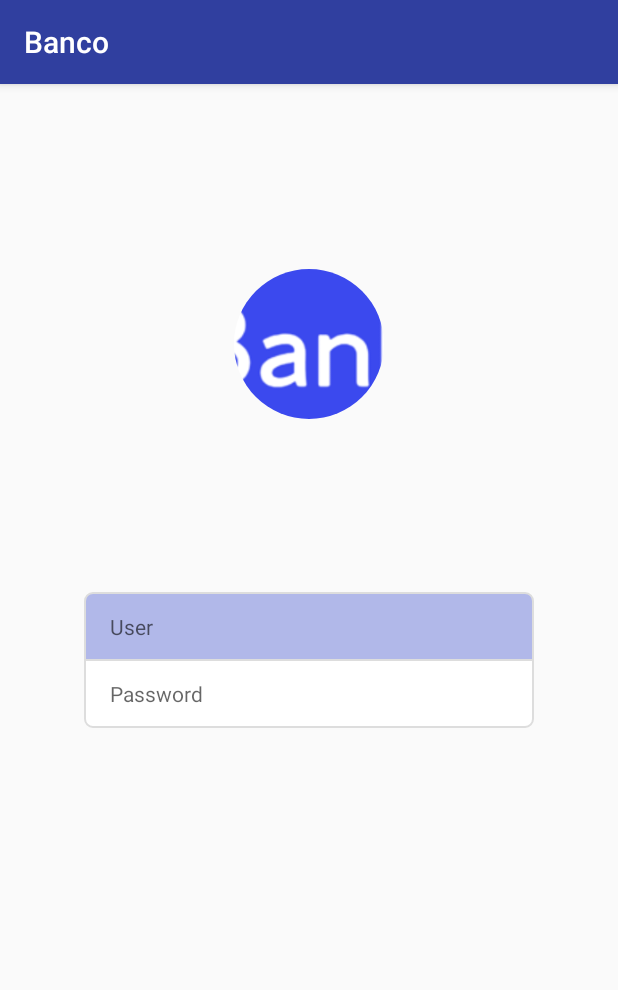
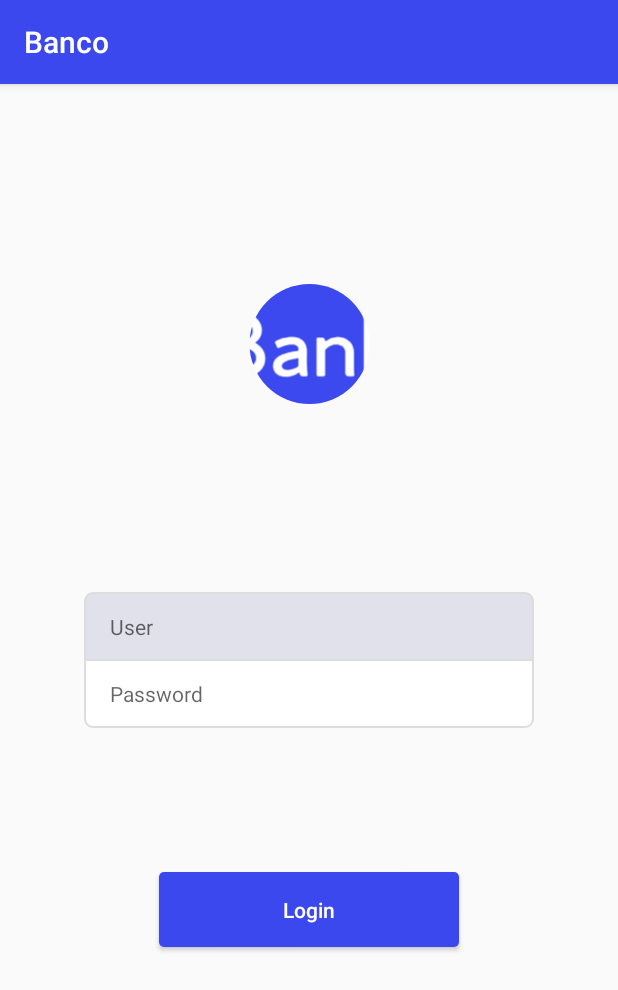
Before and after one commit to eduardoengcosta/Santander, an Android app: the screen it shows after launch (MainActivity), on a phone screen of 412 x 824 dp. Shown: the top 990 px of the screen. Run offline under Robolectric (Android 15) with nearby library versions, the phone set to English and light mode, and no system bars; plain views replace RoundedImageView.

Commit message:
Conclusão da Tela Inicial de Login

```diff
--- a/app/src/main/AndroidManifest.xml
+++ b/app/src/main/AndroidManifest.xml
@@ -4,7 +4,7 @@
 
     <application
         android:allowBackup="true"
-        android:icon="@mipmap/ic_launcher"
+        android:icon="@drawable/logo"
         android:label="@string/app_name"
         android:roundIcon="@mipmap/ic_launcher_round"
         android:supportsRtl="true"
--- /dev/null
+++ b/app/src/main/res/drawable/bt_nav_header_login_bg.xml
@@ -0,0 +1,17 @@
+<?xml version="1.0" encoding="utf-8"?>
+<shape
+    xmlns:android="http://schemas.android.com/apk/res/android"
+    android:shape="rectangle">
+
+    <!--
+        Definição da cor de background do shape
+        retangular.
+    -->
+    <solid android:color="@color/colorPrimary" />
+
+    <!--
+        Definição da curvatura das pontas do shape
+        retangular.
+    -->
+    <corners android:radius="3dp"/>
+</shape>
--- a/app/src/main/res/layout/activity_main.xml
+++ b/app/src/main/res/layout/activity_main.xml
@@ -9,8 +9,8 @@
 
 
     <com.makeramen.roundedimageview.RoundedImageView
-        android:layout_width="200dp"
-        android:layout_height="100dp"
+        android:layout_width="150dp"
+        android:layout_height="80dp"
         android:layout_marginBottom="8dp"
         android:scaleType="centerCrop"
         android:src="@drawable/logo2x"
@@ -47,4 +47,18 @@
     </LinearLayout>
 
 
+    <Button
+        android:id="@+id/bt_login"
+        style="@style/ButtonForm"
+        android:layout_width="0dp"
+        android:layout_height="50dp"
+        android:layout_marginStart="50dp"
+        android:layout_marginTop="96dp"
+        android:layout_marginEnd="50dp"
+        android:text="Login"
+        app:layout_constraintEnd_toEndOf="@+id/ll_container_fields"
+        app:layout_constraintHorizontal_bias="0.0"
+        app:layout_constraintStart_toStartOf="@+id/ll_container_fields"
+        app:layout_constraintTop_toBottomOf="@+id/ll_container_fields" />
+
 </android.support.constraint.ConstraintLayout>
--- a/app/src/main/res/values/colors.xml
+++ b/app/src/main/res/values/colors.xml
@@ -1,8 +1,8 @@
 <?xml version="1.0" encoding="utf-8"?>
 <resources>
-    <color name="colorPrimary">#303F9F</color>
+    <color name="colorPrimary">#3B48EE</color>
     <color name="colorPrimaryDark">#010A53</color>
     <color name="colorAccent">#D81B60</color>
     <color name="colorViewLine">#DDDDDD</color>
-    <color name="colorFieldFocused">#B1B8E9</color>
+    <color name="colorFieldFocused">#E0E1EB</color>
 </resources>
--- a/app/src/main/res/values/styles.xml
+++ b/app/src/main/res/values/styles.xml
@@ -17,4 +17,15 @@
         <item name="android:paddingRight">17dp</item>
         <item name="android:textSize">14sp</item>
     </style>
+
+    <style name="ButtonForm">ButtonFormLogin
+        <item name="android:layout_width">wrap_content</item>
+        <item name="android:layout_height">wrap_content</item>
+        <item name="android:paddingLeft">25dp</item>
+        <item name="android:paddingRight">25dp</item>
+        <item name="android:layout_marginTop">12dp</item>
+        <item name="android:background">@drawable/bt_nav_header_login_bg</item>
+        <item name="android:textColor">@android:color/white</item>
+        <item name="android:textAllCaps">false</item>
+    </style>
 </resources>
```
